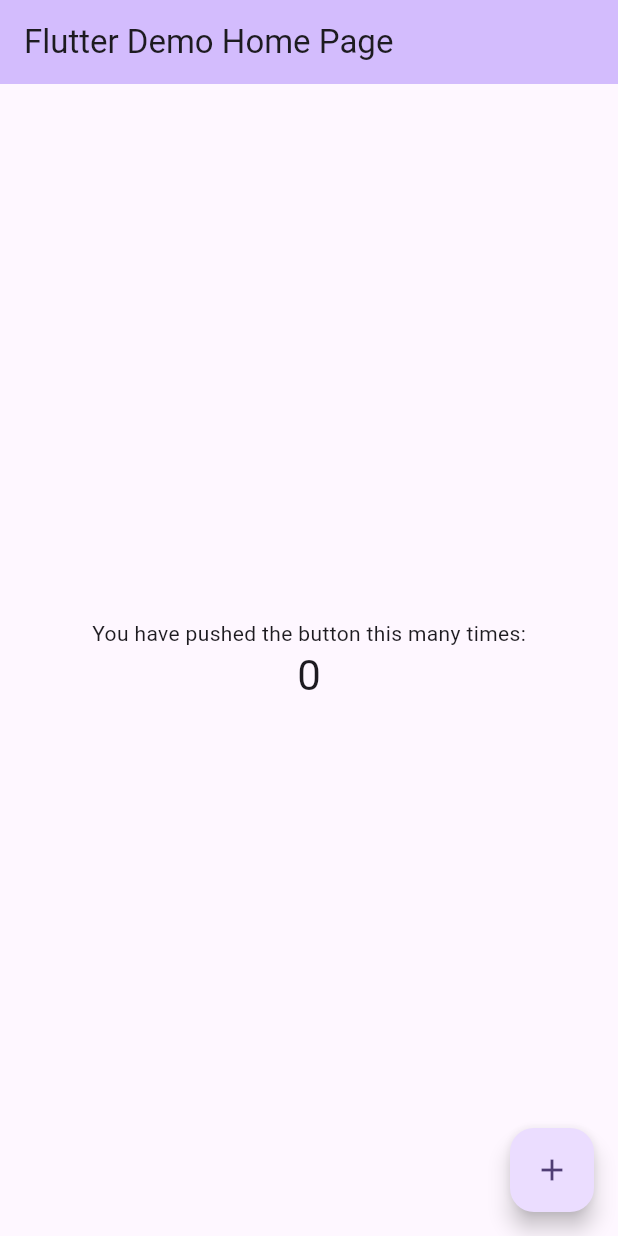
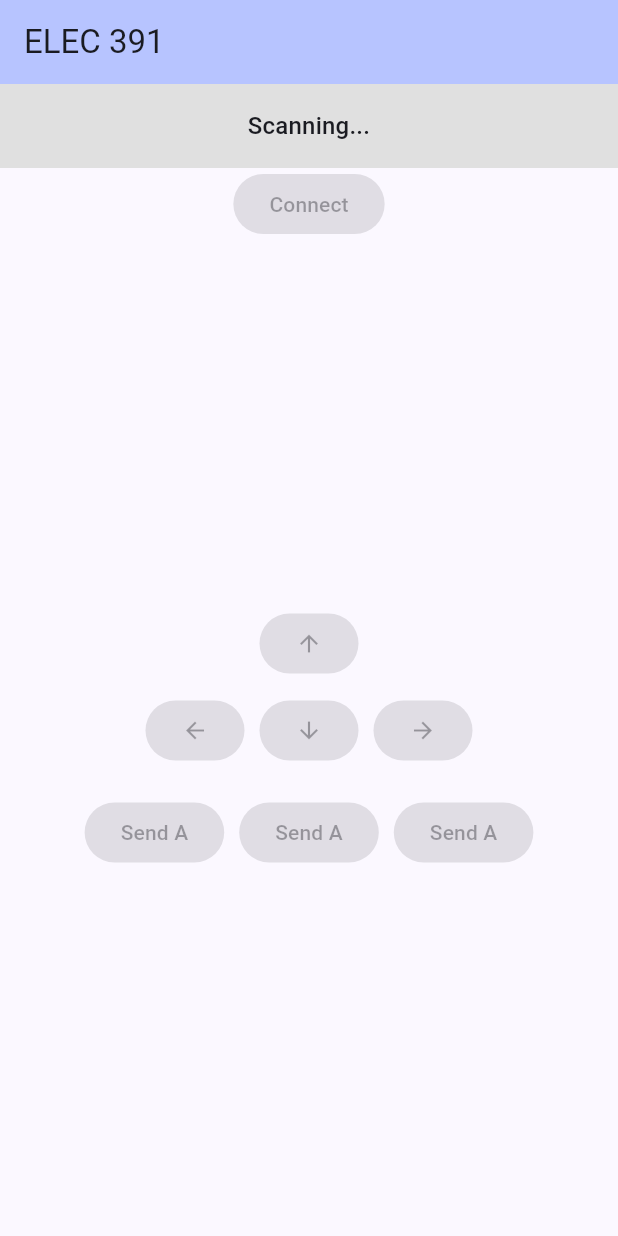
Before and after one commit to dli43/Elec391, a Flutter app: the screen it shows after launch, on a phone screen of 412 x 824 dp. Run offline on Flutter 3.47's test engine with Material 3 defaults, Android fonts, the phone set to English and light mode, and no system bars; missing offline and left inert: flutter_reactive_ble; statements that could not run were skipped.

Commit message:
Make changes to include BLE application

```diff
--- /dev/null
+++ b/flutter_ble/lib/bluetooth_app.dart
@@ -0,0 +1,274 @@
+import 'dart:convert';
+import 'dart:async';
+import 'package:flutter/material.dart';
+import 'package:flutter_reactive_ble/flutter_reactive_ble.dart';
+
+// define UUIDs as constants - these should match the Arduino code
+const String serviceUUID = "00000000-5EC4-4083-81CD-A10B8D5CF6EC";
+const String characteristicUUID = "00000001-5EC4-4083-81CD-A10B8D5CF6EC";
+
+class MyHomePage extends StatefulWidget {
+  const MyHomePage({super.key, required this.title});
+
+  final String title;
+
+  @override
+  State<MyHomePage> createState() => _MyHomePageState();
+}
+
+class _MyHomePageState extends State<MyHomePage> {
+  final _ble = FlutterReactiveBle();
+
+  StreamSubscription<DiscoveredDevice>?
+      _scanSub; // subscribe to bluetooth scanning stream
+  StreamSubscription<ConnectionStateUpdate>?
+      _connectSub; // subscribe to bluetooth connection stream
+  StreamSubscription<List<int>>? _notifySub;
+
+  List<DiscoveredDevice> _devices = [];
+  String? _selectedDeviceId; // will hold the device ID selected for connection
+  String?
+      _selectedDeviceName; // will hold the device name selected for connection
+  var _stateMessage = 'Scanning...'; // displays app status
+  QualifiedCharacteristic? _writeCharacteristic;
+
+  bool _isConnected = false; // flag to indicate connection
+
+  // on initialization scan for devices
+  Timer? _scanTimer;
+
+  @override
+  void initState() {
+    super.initState();
+    _scanSub = _ble.scanForDevices(withServices: []).listen(_onScanUpdate);
+    _scanTimer = Timer.periodic(Duration(seconds: 5), (timer) {
+      _scanSub?.cancel();
+      _scanSub = _ble.scanForDevices(withServices: []).listen(_onScanUpdate);
+    });
+  }
+
+  // when terminating cancel all the subscriptions
+  @override
+  void dispose() {
+    _notifySub?.cancel();
+    _connectSub?.cancel();
+    _scanSub?.cancel();
+    super.dispose();
+  }
+
+  // update devices that found with "BLE" in their name
+  void _onScanUpdate(DiscoveredDevice d) {
+    if (d.name.contains("BLE") &&
+        !_devices.any((device) => device.id == d.id)) {
+      setState(() {
+        _devices.add(d);
+      });
+    }
+  }
+
+  // Connect to the devices that was selected by user
+  void _connectToDevice() {
+    if (_selectedDeviceId != null) {
+      setState(() {
+        _stateMessage = 'Connecting to $_selectedDeviceName...';
+      });
+
+      _connectSub = _ble.connectToDevice(id: _selectedDeviceId!).listen(
+        (update) {
+          if (update.connectionState == DeviceConnectionState.connected) {
+            setState(() {
+              _stateMessage = 'Connected to $_selectedDeviceName!';
+              _isConnected = true;
+            });
+            _onConnected(_selectedDeviceId!);
+          }
+        },
+        onError: (error) {
+          setState(() {
+            _stateMessage = 'Connection error: $error';
+          });
+        },
+      );
+    }
+  }
+
+  // Handle disconnection
+  void _disconnectFromDevice() {
+    try {
+      if (_notifySub != null) {
+        _notifySub?.cancel();
+        _notifySub = null;
+      }
+
+      if (_connectSub != null) {
+        _connectSub?.cancel();
+        _connectSub = null;
+      }
+
+      setState(() {
+        _isConnected = false;
+        _stateMessage = 'Disconnected from $_selectedDeviceName.';
+        _writeCharacteristic = null;
+      });
+    } catch (e) {
+      setState(() {
+        _stateMessage = 'Error during disconnection: $e';
+      });
+    }
+  }
+
+  void _onConnected(String deviceId) {
+    final characteristic = QualifiedCharacteristic(
+      deviceId: deviceId,
+      serviceId: Uuid.parse(serviceUUID), // Use the constant here
+      characteristicId: Uuid.parse(characteristicUUID), // Use the constant here
+    );
+
+    _writeCharacteristic = characteristic;
+
+    _notifySub = _ble.subscribeToCharacteristic(characteristic).listen((bytes) {
+      setState(() {
+        _stateMessage = 'Data received: ${Utf8Decoder().convert(bytes)}';
+      });
+    });
+  }
+
+  Future<void> _sendCommand(String command) async {
+    if (_writeCharacteristic != null) {
+      try {
+        await _ble.writeCharacteristicWithResponse(
+          _writeCharacteristic!,
+          value: utf8.encode(command),
+        );
+        setState(() {
+          _stateMessage = "Command '$command' sent!";
+        });
+      } catch (e) {
+        setState(() {
+          _stateMessage = "Error sending command: $e";
+        });
+      }
+    }
+  }
+
+  @override
+  Widget build(BuildContext context) {
+    return Scaffold(
+      appBar: AppBar(
+        backgroundColor: Theme.of(context).colorScheme.inversePrimary,
+        title: Text(widget.title),
+      ),
+      body: Column(
+        children: [
+          Container(
+            padding: const EdgeInsets.all(16.0),
+            color: Colors.grey[300],
+            width: double.infinity,
+            child: Text(
+              _stateMessage,
+              style: Theme.of(context).textTheme.titleMedium,
+              textAlign: TextAlign.center,
+            ),
+          ),
+          if (_devices.isNotEmpty)
+            Padding(
+              padding: const EdgeInsets.all(16.0),
+              child: DropdownButton<String>(
+                isExpanded: true,
+                hint: const Text("Select a BLE Device"),
+                value: _selectedDeviceId,
+                items: _devices.map((device) {
+                  return DropdownMenuItem(
+                    value: device.id,
+                    child: Text(device.name),
+                  );
+                }).toList(),
+                onChanged: (value) {
+                  setState(() {
+                    _selectedDeviceId = value;
+                    _selectedDeviceName = _devices
+                        .firstWhere((device) => device.id == value)
+                        .name;
+                  });
+                },
+              ),
+            ),
+          if (!_isConnected)
+            ElevatedButton(
+              onPressed: _selectedDeviceId != null ? _connectToDevice : null,
+              child: const Text('Connect'),
+            ),
+          if (_isConnected)
+            ElevatedButton(
+              onPressed: _disconnectFromDevice,
+              child: const Text('Disconnect'),
+            ),
+          // **************** command buttons ****************
+          Expanded(
+            child: Column(
+              mainAxisAlignment: MainAxisAlignment.center,
+              children: [
+                // Joystick Buttons
+                Row(
+                  mainAxisAlignment: MainAxisAlignment.center,
+                  children: [
+                    ElevatedButton(
+                      onPressed:
+                          _isConnected ? () => _sendCommand('FORWARD') : null,
+                      child: const Icon(Icons.arrow_upward),
+                    ),
+                  ],
+                ),
+                const SizedBox(height: 10),
+                Row(
+                  mainAxisAlignment: MainAxisAlignment.center,
+                  children: [
+                    ElevatedButton(
+                      onPressed:
+                          _isConnected ? () => _sendCommand('FORWARD') : null,
+                      child: const Icon(Icons.arrow_back),
+                    ),
+                    const SizedBox(width: 10),
+                    ElevatedButton(
+                      onPressed:
+                          _isConnected ? () => _sendCommand('FORWARD') : null,
+                      child: const Icon(Icons.arrow_downward),
+                    ),
+                    const SizedBox(width: 10),
+                    ElevatedButton(
+                      onPressed:
+                          _isConnected ? () => _sendCommand('FORWARD') : null,
+                      child: const Icon(Icons.arrow_forward),
+                    ),
+                  ],
+                ),
+                const SizedBox(height: 20),
+
+                Row(
+                  mainAxisAlignment: MainAxisAlignment.center,
+                  children: [
+                    ElevatedButton(
+                      onPressed: _isConnected ? () => _sendCommand('A') : null,
+                      child: const Text('Send A'),
+                    ),
+                    const SizedBox(width: 10),
+                    ElevatedButton(
+                      onPressed: _isConnected ? () => _sendCommand('A') : null,
+                      child: const Text('Send A'),
+                    ),
+                    const SizedBox(width: 10),
+                    ElevatedButton(
+                      onPressed: _isConnected ? () => _sendCommand('A') : null,
+                      child: const Text('Send A'),
+                    ),
+                  ],
+                ),
+              ],
+            ),
+          ),
+          // **************** end of command buttons ****************
+        ],
+      ),
+    );
+  }
+}
--- a/flutter_ble/lib/main.dart
+++ b/flutter_ble/lib/main.dart
@@ -1,4 +1,5 @@
 import 'package:flutter/material.dart';
+import 'bluetooth_app.dart'; // Import the BluetoothApp class
 
 void main() {
   runApp(const MyApp());
@@ -7,116 +8,16 @@ void main() {
 class MyApp extends StatelessWidget {
   const MyApp({super.key});
 
-  // This widget is the root of your application.k
   @override
   Widget build(BuildContext context) {
     return MaterialApp(
       title: 'Flutter Demo',
       theme: ThemeData(
-        // This is the theme of your application.
-        //
-        // TRY THIS: Try running your application with "flutter run". You'll see
-        // the application has a purple toolbar. Then, without quitting the app,
-        // try changing the seedColor in the colorScheme below to Colors.green
-        // and then invoke "hot reload" (save your changes or press the "hot
-        // reload" button in a Flutter-supported IDE, or press "r" if you used
-        // the command line to start the app).
-        //
-        // Notice that the counter didn't reset back to zero; the application
-        // state is not lost during the reload. To reset the state, use hot
-        // restart instead.
-        //
-        // This works for code too, not just values: Most code changes can be
-        // tested with just a hot reload.
-        colorScheme: ColorScheme.fromSeed(seedColor: Colors.deepPurple),
+        colorScheme: ColorScheme.fromSeed(
+            seedColor: const Color.fromARGB(255, 58, 85, 183)),
+        useMaterial3: true,
       ),
-      home: const MyHomePage(title: 'Flutter Demo Home Page'),
+      home: const MyHomePage(title: 'ELEC 391'),
     );
   }
 }
-
-class MyHomePage extends StatefulWidget {
-  const MyHomePage({super.key, required this.title});
-
-  // This widget is the home page of your application. It is stateful, meaning
-  // that it has a State object (defined below) that contains fields that affect
-  // how it looks.
-
-  // This class is the configuration for the state. It holds the values (in this
-  // case the title) provided by the parent (in this case the App widget) and
-  // used by the build method of the State. Fields in a Widget subclass are
-  // always marked "final".
-
-  final String title;
-
-  @override
-  State<MyHomePage> createState() => _MyHomePageState();
-}
-
-class _MyHomePageState extends State<MyHomePage> {
-  int _counter = 0;
-
-  void _incrementCounter() {
-    setState(() {
-      // This call to setState tells the Flutter framework that something has
-      // changed in this State, which causes it to rerun the build method below
-      // so that the display can reflect the updated values. If we changed
-      // _counter without calling setState(), then the build method would not be
-      // called again, and so nothing would appear to happen.
-      _counter++;
-    });
-  }
-
-  @override
-  Widget build(BuildContext context) {
-    // This method is rerun every time setState is called, for instance as done
-    // by the _incrementCounter method above.
-    //
-    // The Flutter framework has been optimized to make rerunning build methods
-    // fast, so that you can just rebuild anything that needs updating rather
-    // than having to individually change instances of widgets.
-    return Scaffold(
-      appBar: AppBar(
-        // TRY THIS: Try changing the color here to a specific color (to
-        // Colors.amber, perhaps?) and trigger a hot reload to see the AppBar
-        // change color while the other colors stay the same.
-        backgroundColor: Theme.of(context).colorScheme.inversePrimary,
-        // Here we take the value from the MyHomePage object that was created by
-        // the App.build method, and use it to set our appbar title.
-        title: Text(widget.title),
-      ),
-      body: Center(
-        // Center is a layout widget. It takes a single child and positions it
-        // in the middle of the parent.
-        child: Column(
-          // Column is also a layout widget. It takes a list of children and
-          // arranges them vertically. By default, it sizes itself to fit its
-          // children horizontally, and tries to be as tall as its parent.
-          //
-          // Column has various properties to control how it sizes itself and
-          // how it positions its children. Here we use mainAxisAlignment to
-          // center the children vertically; the main axis here is the vertical
-          // axis because Columns are vertical (the cross axis would be
-          // horizontal).
-          //
-          // TRY THIS: Invoke "debug painting" (choose the "Toggle Debug Paint"
-          // action in the IDE, or press "p" in the console), to see the
-          // wireframe for each widget.
-          mainAxisAlignment: MainAxisAlignment.center,
-          children: <Widget>[
-            const Text('You have pushed the button this many times:'),
-            Text(
-              '$_counter',
-              style: Theme.of(context).textTheme.headlineMedium,
-            ),
-          ],
-        ),
-      ),
-      floatingActionButton: FloatingActionButton(
-        onPressed: _incrementCounter,
-        tooltip: 'Increment',
-        child: const Icon(Icons.add),
-      ), // This trailing comma makes auto-formatting nicer for build methods.
-    );
-  }
-}
--- a/flutter_ble/pubspec.yaml
+++ b/flutter_ble/pubspec.yaml
@@ -30,6 +30,7 @@ environment:
 dependencies:
   flutter:
     sdk: flutter
+  flutter_reactive_ble: ^5.3.1 #add this line
 
   # The following adds the Cupertino Icons font to your application.
   # Use with the CupertinoIcons class for iOS style icons.
```
Also changed, not shown: flutter_ble/pubspec.lock, 2 other files.
